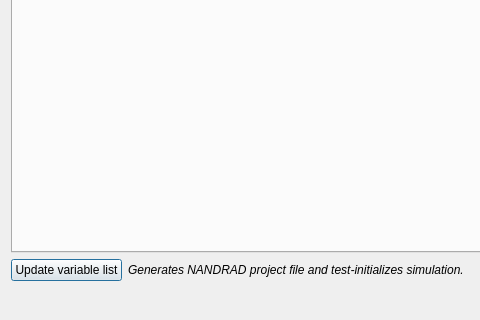
Before: the Qt Designer form SIM-VICUS/src/SVSimulationExportFMIDialog.ui in ghorwin/SIM-VICUS, drawn with Qt 5; both pictures show x 0 to 480 and y 238 to 558 of the 932 by 558 pixel window.
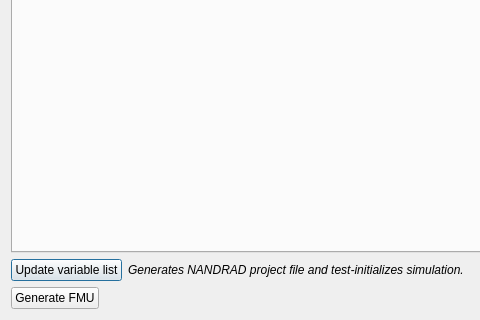
After: the same form once the commit is applied. The open tabs and pages were chosen to show the change. Icons and pictures are not drawn. Custom widgets are drawn as their Qt base class.

Commit message: More work towards FMI export

```diff
--- a/SIM-VICUS/src/SVSimulationExportFMIDialog.ui
+++ b/SIM-VICUS/src/SVSimulationExportFMIDialog.ui
@@ -243,6 +243,23 @@
    </item>
    <item>
     <layout class="QHBoxLayout" name="horizontalLayout">
+     <item>
+      <widget class="QPushButton" name="pushButtonGenerate">
+       <property name="text">
+        <string>Generate FMU</string>
+       </property>
+       <property name="icon">
+        <iconset resource="../resources/SIM-VICUS.qrc">
+         <normaloff>:/gfx/actions/32x32/FMU_32x32.png</normaloff>:/gfx/actions/32x32/FMU_32x32.png</iconset>
+       </property>
+       <property name="iconSize">
+        <size>
+         <width>32</width>
+         <height>32</height>
+        </size>
+       </property>
+      </widget>
+     </item>
      <item>
       <spacer name="horizontalSpacer">
        <property name="orientation">
```
Left out of the diff: 2 changed lines with no effect on the pictures. The commit also changes 4 other files.
